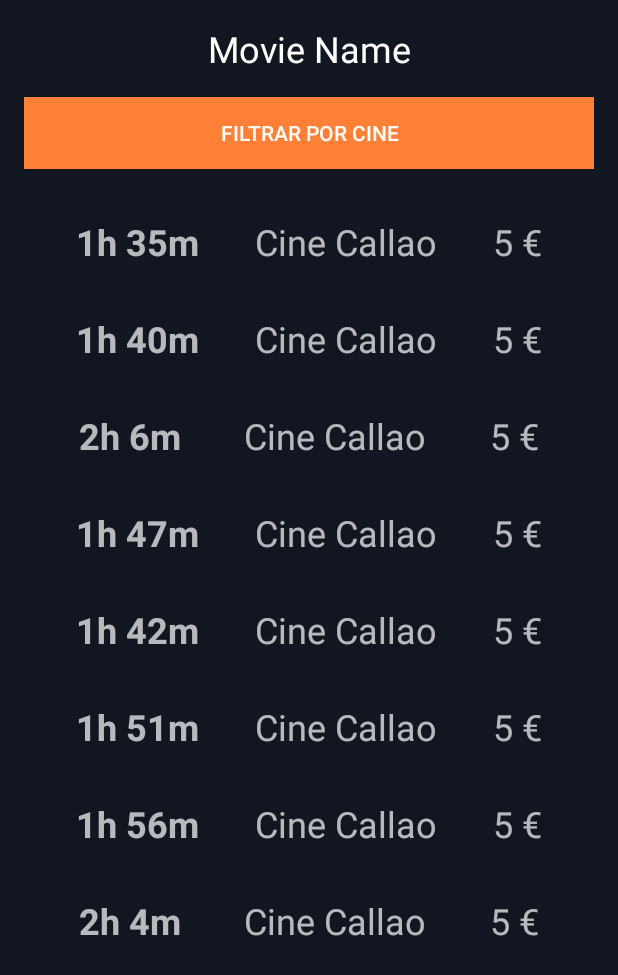
After one commit to deveshaha/UE-Proyecto-Integrador, an Android app: the SessionActivity screen opened directly, with no data from a screen before it, on a phone screen of 412 x 824 dp. The commit adds this screen. Shown: the top 975 px of the screen. Run offline under Robolectric (Android 15) with nearby library versions, the phone set to English and light mode, and no system bars.

Commit message:
implemented Session list & Cinema filtering dialog (non ifunctional)

```diff
--- a/app/build.gradle
+++ b/app/build.gradle
@@ -1,5 +1,6 @@
 plugins {
     id 'com.android.application'
+    id 'com.google.android.libraries.mapsplatform.secrets-gradle-plugin'
 }
 
 android {
@@ -37,6 +38,7 @@ dependencies {
     implementation 'androidx.constraintlayout:constraintlayout:2.1.4'
     implementation 'androidx.transition:transition:1.4.1'
     implementation 'androidx.room:room-runtime:2.5.0'
+    implementation 'com.google.android.gms:play-services-maps:18.1.0'
     annotationProcessor 'androidx.room:room-compiler:2.5.0'
     testImplementation 'junit:junit:4.13.2'
     androidTestImplementation 'androidx.test.ext:junit:1.1.5'
--- /dev/null
+++ b/app/src/main/java/com/example/ue_proyectointegrador/SessionActivity.java
@@ -0,0 +1,66 @@
+package com.example.ue_proyectointegrador;
+
+import androidx.appcompat.app.AppCompatActivity;
+import androidx.recyclerview.widget.LinearLayoutManager;
+import androidx.recyclerview.widget.RecyclerView;
+
+import android.os.Bundle;
+import android.view.View;
+import android.widget.Button;
+import android.widget.Toast;
+
+import com.example.ue_proyectointegrador.R;
+import com.example.ue_proyectointegrador.dialog.DialogFilter;
+import com.example.ue_proyectointegrador.model.DataSource;
+import com.example.ue_proyectointegrador.rvutil.SessionAdapter;
+
+public class SessionActivity extends AppCompatActivity implements DialogFilter.OnDatosListener, View.OnClickListener {
+
+    RecyclerView rvSessions;
+    RecyclerView.LayoutManager llm;
+    DataSource dataSource = new DataSource();
+    SessionAdapter adapter;
+    Button btnFilter;
+    String cine;
+
+    @Override
+    protected void onCreate(Bundle savedInstanceState) {
+        super.onCreate(savedInstanceState);
+        setContentView(R.layout.activity_sesssion);
+        rvSessions = findViewById(R.id.rvSessions);
+        btnFilter = findViewById(R.id.btn_filter);
+        btnFilter.setOnClickListener(this);
+        configRv();
+    }
+
+    private void configRv() {
+        llm = new LinearLayoutManager(this);
+        rvSessions.setLayoutManager(llm);
+        adapter = new SessionAdapter(dataSource.getListMovies(),this);
+        rvSessions.setAdapter(adapter);
+        rvSessions.setHasFixedSize(true);
+    }
+
+    @Override
+    public void onClick(View v) {
+        if (v.getId() == R.id.btn_filter){
+            Toast.makeText(this, "Filtrar", Toast.LENGTH_SHORT).show();
+            showFilterDialog();
+        } else if (v.getId() == R.id.rvSessions){
+            Toast.makeText(this, "Reservar Entradas", Toast.LENGTH_SHORT).show();
+        }
+    }
+
+    private void showFilterDialog() {
+        DialogFilter filterDialog = new DialogFilter();
+        filterDialog.show(getSupportFragmentManager(), "filter dialog");
+        filterDialog.setCancelable(false);
+    }
+
+    @Override
+    public void onAceptarDatosListener(String datos) {
+        cine = datos;
+        Toast.makeText(this, "Cine: " + cine, Toast.LENGTH_SHORT).show();
+        adapter.filter(cine);
+    }
+}
--- a/app/src/main/java/com/example/ue_proyectointegrador/model/DataSource.java
+++ b/app/src/main/java/com/example/ue_proyectointegrador/model/DataSource.java
@@ -1,6 +1,7 @@
 package com.example.ue_proyectointegrador.model;
 
 import com.example.ue_proyectointegrador.R;
+import com.example.ue_proyectointegrador.entity.Cines;
 
 import java.util.ArrayList;
 
@@ -37,4 +38,5 @@ public class DataSource {
     public ArrayList<Movie> getListMovies() {
         return listMovies;
     }
+
 }
--- /dev/null
+++ b/app/src/main/java/com/example/ue_proyectointegrador/rvutil/SessionAdapter.java
@@ -0,0 +1,76 @@
+package com.example.ue_proyectointegrador.rvutil;
+
+import android.view.LayoutInflater;
+import android.view.View;
+import android.view.ViewGroup;
+import android.widget.TextView;
+
+import androidx.annotation.NonNull;
+import androidx.recyclerview.widget.RecyclerView;
+
+import com.example.ue_proyectointegrador.R;
+import com.example.ue_proyectointegrador.model.Movie;
+
+import java.util.ArrayList;
+
+public class SessionAdapter extends RecyclerView.Adapter<SessionAdapter.SessionVH> implements View.OnClickListener {
+
+    private View.OnClickListener listener;
+    private ArrayList<Movie> movies; //double check
+
+    @Override
+    public void onClick(View v) {
+        if (listener != null)
+            listener.onClick(v);
+    }
+
+    public SessionAdapter(ArrayList<Movie> movies, View.OnClickListener listener) {
+        this.movies = movies;
+        this.listener = listener;
+    }
+
+    @NonNull
+    @Override
+    public SessionVH onCreateViewHolder(@NonNull ViewGroup parent, int viewType) {
+        View view = LayoutInflater.from(parent.getContext())
+                .inflate(R.layout.item_session, parent, false);
+        view.setOnClickListener(this);
+        return new SessionVH(view);
+    }
+
+    @Override
+    public void onBindViewHolder(@NonNull SessionVH holder, int position) {
+        holder.bindData(movies.get(position));
+    }
+
+    @Override
+    public int getItemCount() {
+        return movies.size();
+    }
+
+    public void filter(String cine) {
+        //TODO: Implementar el filtrado de las sesiones
+    }
+
+    public static class SessionVH extends RecyclerView.ViewHolder {
+
+        private TextView tvCinemma;
+        private TextView tvHour;
+        private TextView tvPrice;
+
+        public SessionVH(@NonNull View itemView) {
+            super(itemView);
+            tvCinemma = itemView.findViewById(R.id.tv_cinema);
+            tvHour = itemView.findViewById(R.id.tv_time);
+            tvPrice = itemView.findViewById(R.id.tv_price);
+        }
+
+        public void bindData(Movie session) {
+            //TODO: Implementar el bind de los datos de la sesión
+            //NOTE: Testing purposes!!!
+            tvCinemma.setText("Cine Callao");
+            tvHour.setText(session.getTime());
+            //tvPrice.setText(session.getPrice());
+        }
+    }
+}
--- a/app/src/main/res/layout/activity_main.xml
+++ b/app/src/main/res/layout/activity_main.xml
@@ -49,7 +49,7 @@
             android:layout_width="wrap_content"
             android:layout_height="wrap_content"
             android:layout_weight="0.9"
-            android:text="Location"
+            android:text="@string/tvLocation"
             android:textColor="@color/white"
             android:textSize="20sp" />
 
--- /dev/null
+++ b/app/src/main/res/layout/activity_sesssion.xml
@@ -0,0 +1,42 @@
+<?xml version="1.0" encoding="utf-8"?>
+<androidx.constraintlayout.widget.ConstraintLayout xmlns:android="http://schemas.android.com/apk/res/android"
+    xmlns:app="http://schemas.android.com/apk/res-auto"
+    xmlns:tools="http://schemas.android.com/tools"
+    android:layout_width="match_parent"
+    android:layout_height="match_parent"
+    android:padding="@dimen/global_padding"
+    android:background="@color/backgroundApp"
+    tools:context=".SessionActivity">
+
+    <TextView
+        android:id="@+id/tv_session_name"
+        android:layout_width="match_parent"
+        android:layout_height="wrap_content"
+        android:text="@string/tv_movie_name"
+        android:textColor="@color/white"
+        android:textAlignment="center"
+        app:layout_constraintTop_toTopOf="parent"
+        android:textSize="@dimen/movie_title">
+    </TextView>
+
+    <Button
+        android:id="@+id/btn_filter"
+        android:layout_width="match_parent"
+        android:layout_height="wrap_content"
+        android:text="@string/btn_filter"
+        android:layout_marginTop="@dimen/global_padding"
+        app:layout_constraintTop_toBottomOf="@id/tv_session_name"
+        android:background="@color/buttonColor"
+        android:textColor="@color/white">
+    </Button>
+
+    <androidx.recyclerview.widget.RecyclerView
+        android:id="@+id/rvSessions"
+        app:layout_constraintTop_toBottomOf="@+id/btn_filter"
+        android:layout_marginTop="@dimen/global_padding"
+        android:layout_width="match_parent"
+        android:layout_height="wrap_content">
+
+    </androidx.recyclerview.widget.RecyclerView>
+
+</androidx.constraintlayout.widget.ConstraintLayout>
--- /dev/null
+++ b/app/src/main/res/layout/item_session.xml
@@ -0,0 +1,48 @@
+<?xml version="1.0" encoding="utf-8"?>
+<androidx.constraintlayout.widget.ConstraintLayout xmlns:android="http://schemas.android.com/apk/res/android"
+    android:layout_width="match_parent"
+    xmlns:app="http://schemas.android.com/apk/res-auto"
+    android:padding="@dimen/global_padding"
+    android:layout_height="wrap_content">
+
+    <LinearLayout
+        android:id="@+id/ll_movie"
+        android:layout_width="match_parent"
+        android:layout_height="wrap_content"
+        app:layout_constraintTop_toTopOf="parent"
+        android:orientation="horizontal">
+
+        <TextView
+            android:id="@+id/tv_time"
+            android:layout_width="wrap_content"
+            android:layout_height="wrap_content"
+            android:layout_weight="1"
+            android:textSize="@dimen/movie_title"
+            android:textStyle="bold"
+            android:textAlignment="center"
+            android:text="00:00">
+        </TextView>
+
+        <TextView
+            android:id="@+id/tv_cinema"
+            android:layout_width="wrap_content"
+            android:layout_height="wrap_content"
+            android:layout_weight="1"
+            android:textAlignment="center"
+            android:textSize="@dimen/movie_title"
+            android:text="Cinema Name">
+        </TextView>
+
+        <TextView
+            android:id="@+id/tv_price"
+            android:layout_width="wrap_content"
+            android:layout_height="wrap_content"
+            android:layout_weight="1"
+            android:textAlignment="center"
+            android:textSize="@dimen/movie_title"
+            android:text="5 €">
+
+        </TextView>
+    </LinearLayout>
+
+</androidx.constraintlayout.widget.ConstraintLayout>
--- /dev/null
+++ b/app/src/main/res/values/arrays.xml
@@ -0,0 +1,4 @@
+<?xml version="1.0" encoding="utf-8"?>
+<resources>
+    <string-array name="cinemas">Cinemas</string-array>
+</resources>
--- a/app/src/main/res/values/strings.xml
+++ b/app/src/main/res/values/strings.xml
@@ -13,4 +13,8 @@
     <string name="prompt_password">Password</string>
     <string name="action_sign_in">Sign in or register</string>
     <string name="action_sign_in_short">Sign in</string>
+    <string name="tvLocation">Madrid</string>
+    <string name="btn_filter">Filtrar por cine</string>
+    <!-- TODO: Remove or change this placeholder text -->
+    <string name="hello_blank_fragment">Hello blank fragment</string>
 </resources>
--- a/build.gradle
+++ b/build.gradle
@@ -2,4 +2,5 @@
 plugins {
     id 'com.android.application' version '7.4.2' apply false
     id 'com.android.library' version '7.4.2' apply false
+    id 'com.google.android.libraries.mapsplatform.secrets-gradle-plugin' version '2.0.1' apply false
 }
```
Also changed, not shown: app/src/main/AndroidManifest.xml (+22 -0 lines), app/src/main/java/com/example/ue_proyectointegrador/MainActivity.java (+12 -1 lines), app/src/main/java/com/example/ue_proyectointegrador/MovieActivity.java (+23 -0 lines), app/src/main/java/com/example/ue_proyectointegrador/dialog/DialogFilter.java (added, +84 -0 lines), app/src/main/java/com/example/ue_proyectointegrador/fragments/MapsFragment.java (added, +67 -0 lines), app/src/main/java/com/example/ue_proyectointegrador/fragments/MovieFragment.java (+5 -2 lines), app/src/main/res/layout/activity_movie.xml (+11 -8 lines), app/src/main/res/layout/dialog_filter.xml (added, +16 -0 lines), app/src/main/res/layout/fragment_maps.xml (added, +8 -0 lines).
